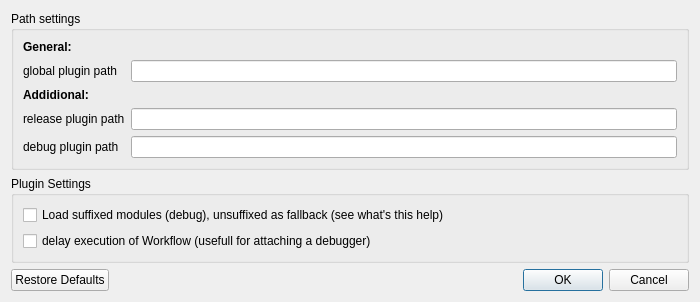
flowexpert/charon, file src/OptionsDialog.ui: the form before one commit.
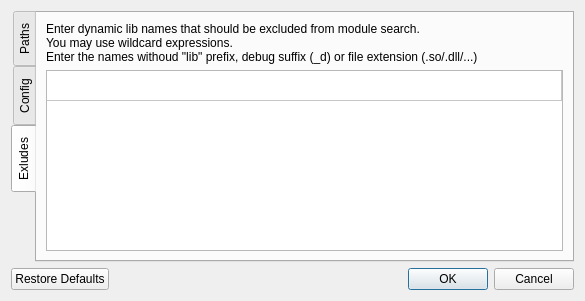
The form after the commit. The open tabs and pages were chosen to show the change. Custom widgets are drawn as their Qt base class.

Commit message:
reworked options dialog
added exclude list option

```diff
--- a/src/OptionsDialog.ui
+++ b/src/OptionsDialog.ui
@@ -7,14 +7,30 @@
    <rect>
     <x>0</x>
     <y>0</y>
-    <width>700</width>
-    <height>297</height>
+    <width>585</width>
+    <height>301</height>
    </rect>
   </property>
   <property name="windowTitle">
    <string>Options</string>
   </property>
-  <layout class="QVBoxLayout" name="verticalLayout">
+  <layout class="QGridLayout" name="gridLayout_2">
+   <item row="0" column="0">
+    <widget class="QTabWidget" name="tabOptions">
+     <property name="tabPosition">
+      <enum>QTabWidget::West</enum>
+     </property>
+     <property name="currentIndex">
+      <number>0</number>
+     </property>
+     <widget class="QWidget" name="tabPaths">
+      <property name="enabled">
+       <bool>true</bool>
+      </property>
+      <attribute name="title">
+       <string>Paths</string>
+      </attribute>
+      <layout class="QVBoxLayout" name="verticalLayout_3">
    <item>
     <widget class="QGroupBox" name="pathBox">
      <property name="title">
@@ -108,29 +124,52 @@
      </layout>
     </widget>
    </item>
+      </layout>
+     </widget>
+     <widget class="QWidget" name="tabConfig">
+      <attribute name="title">
+       <string>Config</string>
+      </attribute>
+      <layout class="QVBoxLayout" name="verticalLayout_4">
    <item>
     <widget class="QGroupBox" name="groupSuffix">
      <property name="title">
-      <string>Plugin Settings</string>
-     </property>
-     <layout class="QVBoxLayout" name="verticalLayout_3">
+          <string>Plugin Config</string>
+         </property>
+         <layout class="QGridLayout" name="gridLayout">
+          <item row="1" column="0">
+           <widget class="QRadioButton" name="checkDebug">
+            <property name="text">
+             <string>Debug</string>
+            </property>
+           </widget>
+          </item>
+          <item row="1" column="1">
+           <widget class="QRadioButton" name="checkRelease">
+            <property name="text">
+             <string>Release</string>
+            </property>
+            <property name="checked">
+             <bool>true</bool>
+            </property>
+           </widget>
+          </item>
+          <item row="2" column="0" colspan="2">
+           <widget class="QLabel" name="lSuffix">
+            <property name="text">
+             <string>Debug: prefer modules with debug suffix ( _d), unsuffixed as fallback</string>
+            </property>
+           </widget>
+          </item>
+         </layout>
+        </widget>
+       </item>
       <item>
-       <widget class="QCheckBox" name="checkSuffix">
-        <property name="whatsThis">
-         <string>&lt;!DOCTYPE HTML PUBLIC &quot;-//W3C//DTD HTML 4.0//EN&quot; &quot;http://www.w3.org/TR/REC-html40/strict.dtd&quot;&gt;
-&lt;html&gt;&lt;head&gt;&lt;meta name=&quot;qrichtext&quot; content=&quot;1&quot; /&gt;&lt;style type=&quot;text/css&quot;&gt;
-p, li { white-space: pre-wrap; }
-#code {font-family:'monospace'; color:#0000ff; }
-&lt;/style&gt;&lt;/head&gt;&lt;body&gt;&lt;p&gt;
-&lt;h3&gt;Suffixed Modules:&lt;/h3&gt;
-File name &lt;span id='code'&gt;&amp;lt;name&amp;gt;_d&lt;/span&gt; instead of &lt;span id='code'&gt;&amp;lt;name&amp;gt;&lt;/span&gt;). If this option is enabled, suffixed modules are preferred if found, unsuffixed name is used as fallback. Unchecking this option causes suffixed modules to be ignored.&lt;br /&gt;&lt;br /&gt;This option is always on on Debug builds (&lt;span id='code'&gt;tuchulcha_d&lt;/span&gt;) and may not be changed in Windows (MSVC build).
-&lt;/p&gt;&lt;/body&gt;&lt;/html&gt;</string>
-        </property>
-        <property name="text">
-         <string>Load suffixed modules (debug), unsuffixed as fallback (see what's this help)</string>
-        </property>
-       </widget>
-      </item>
+        <widget class="QGroupBox" name="groupBox">
+         <property name="title">
+          <string>Workflow Execution</string>
+         </property>
+         <layout class="QVBoxLayout" name="verticalLayout_2">
       <item>
        <widget class="QCheckBox" name="checkDelay">
         <property name="text">
@@ -141,7 +180,65 @@
      </layout>
     </widget>
    </item>
+      </layout>
+     </widget>
+     <widget class="QWidget" name="tabExclude">
+      <attribute name="title">
+       <string>Exludes</string>
+      </attribute>
+      <layout class="QVBoxLayout" name="verticalLayout">
    <item>
+        <widget class="QLabel" name="label_4">
+         <property name="text">
+          <string>Enter dynamic lib names that should be excluded from module search.&lt;br&gt;
+You may use wildcard expressions.&lt;br&gt;
+Enter the names withoud &quot;lib&quot; prefix, debug suffix (_d) or file extension (.so/.dll/...)</string>
+         </property>
+        </widget>
+       </item>
+       <item>
+        <widget class="QTableWidget" name="tableExclude">
+         <property name="editTriggers">
+          <set>QAbstractItemView::AllEditTriggers</set>
+         </property>
+         <property name="alternatingRowColors">
+          <bool>true</bool>
+         </property>
+         <property name="selectionMode">
+          <enum>QAbstractItemView::SingleSelection</enum>
+         </property>
+         <property name="selectionBehavior">
+          <enum>QAbstractItemView::SelectRows</enum>
+         </property>
+         <property name="wordWrap">
+          <bool>false</bool>
+         </property>
+         <attribute name="horizontalHeaderVisible">
+          <bool>false</bool>
+         </attribute>
+         <attribute name="horizontalHeaderStretchLastSection">
+          <bool>true</bool>
+         </attribute>
+         <attribute name="verticalHeaderVisible">
+          <bool>false</bool>
+         </attribute>
+         <row>
+          <property name="text">
+           <string/>
+          </property>
+         </row>
+         <column>
+          <property name="text">
+           <string>Name</string>
+          </property>
+         </column>
+        </widget>
+       </item>
+      </layout>
+     </widget>
+    </widget>
+   </item>
+   <item row="1" column="0">
     <widget class="QDialogButtonBox" name="bBox">
      <property name="standardButtons">
       <set>QDialogButtonBox::Cancel|QDialogButtonBox::Ok|QDialogButtonBox::RestoreDefaults</set>
```
Left out of the diff: 8 changed lines with no effect on the pictures. Lines whose indentation alone changed are shown as unchanged. The commit also changes 3 other files.
